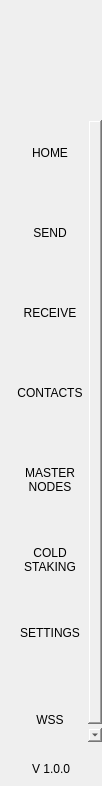
First picture: the form in src/qt/passion/forms/navmenuwidget.ui, repository PassionCash/PassionCashCoin, before the edit.
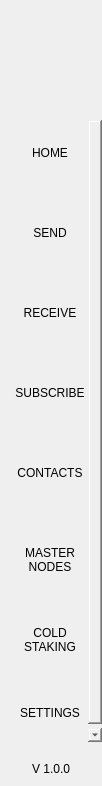
Second picture: the form after the edit.

```diff
--- a/src/qt/passion/forms/navmenuwidget.ui
+++ b/src/qt/passion/forms/navmenuwidget.ui
@@ -233,6 +233,32 @@
             </property>
            </widget>
           </item>
+          <item>
+           <widget class="QToolButton" name="btnSubscription">
+            <property name="minimumSize">
+             <size>
+              <width>100</width>
+              <height>80</height>
+             </size>
+            </property>
+            <property name="text">
+             <string>SUBSCRIBE
+</string>
+            </property>
+            <property name="iconSize">
+             <size>
+              <width>32</width>
+              <height>32</height>
+             </size>
+            </property>
+            <property name="checkable">
+             <bool>true</bool>
+            </property>
+            <property name="autoExclusive">
+             <bool>true</bool>
+            </property>
+           </widget>
+          </item>
           <item>
            <widget class="QToolButton" name="btnAddress">
             <property name="minimumSize">
@@ -337,25 +363,6 @@
             </property>
            </widget>
           </item>
-          <item>
-          <widget class="QToolButton" name="btnSubscription">
-            <property name="minimumSize">
-            <size>
-              <width>100</width>
-              <height>80</height>
-            </size>
-            </property>
-            <property name="text">
-            <string>WSS</string>
-            </property>
-            <property name="iconSize">
-            <size>
-              <width>32</width>
-              <height>32</height>
-            </size>
-            </property>
-          </widget>
-          </item>
          </layout>
         </widget>
        </widget>
```
